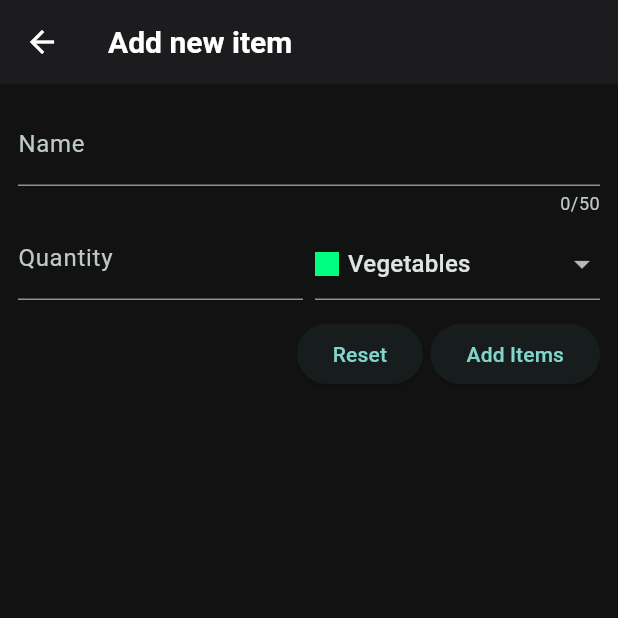
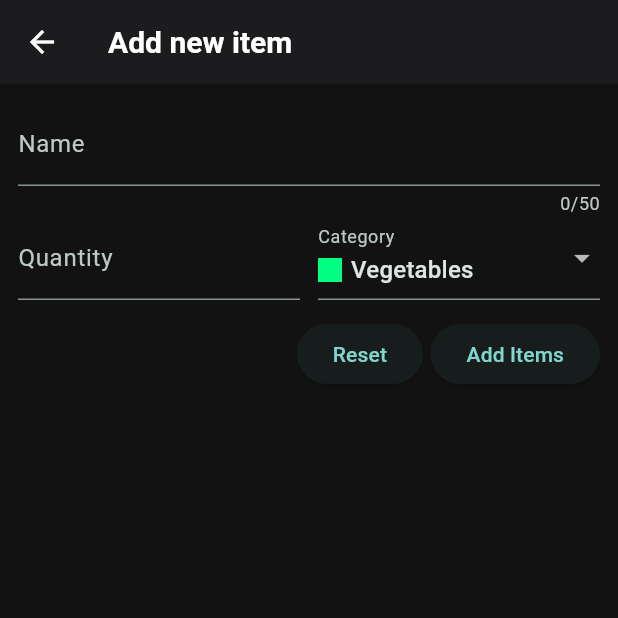
Before and after one commit to Shivansh1602/ShoppingList_app, a Flutter app: the screen it shows after launch, after a tap on the "add" icon, on a phone screen of 412 x 824 dp, the top half of it. Run offline on Flutter 3.47's test engine with Material 3 defaults, Android fonts, the phone set to English and light mode, and no system bars; network calls fail.

Commit message:
Built a functional grocery list app using Flutter + Firebase with real-time sync, error handling, and clean UI.

```diff
--- a/lib/widget/grocery_list.dart
+++ b/lib/widget/grocery_list.dart
@@ -1,6 +1,10 @@
+import 'dart:convert';
+
 import 'package:flutter/material.dart';
+import 'package:shopping_list_app/data/categories.dart';
 import 'package:shopping_list_app/models/grocery_item_model.dart';
 import 'package:shopping_list_app/widget/new_item.dart';
+import 'package:http/http.dart' as http;
 // main screen
 
 class GroceryList extends StatefulWidget {
@@ -11,38 +15,122 @@ class GroceryList extends StatefulWidget {
 }
 
 class _GroceryListState extends State<GroceryList> {
-  final List<GroceryItem> _groceryItems = [];
+   List<GroceryItem> _groceryItems = [];
+  var _isLoading=true;
+   String? _error;
+  @override
+  void initState() {
+    super.initState();
+    loadItems();
+  }
+
+  void loadItems() async {// method to fetch the data
+    final url = Uri.https(
+      'flutter-prep-5fe04-default-rtdb.firebaseio.com',
+      'shopping_list_app.json',
+    );
+
+    try{
+  final response = await http.get(url);
+   if(response.statusCode>=400)
+    {
+      setState(() {
+         _error='Failed to fetch data ...';
+      });
+
+    }
+
+
+    if(response.body=='null'){
+      setState(() {
+         _isLoading=false;
+      });
+
+      return;
+    }
+    final Map<String, dynamic> listData = json.decode(
+      response.body,
+    );
+    final List<GroceryItem> loadeditems = [];
+
+    for (final item in listData.entries) {
+      final category = categories.entries
+          .firstWhere(
+            (catItem) => catItem.value.title == item.value['category'],
+          )
+          .value;
+      loadeditems.add(
+        GroceryItem(
+          id: item.key,
+          name: item.value['name'],
+          quantity: item.value['quantity'],
+          category: category,
+        ),
+      );
+    }
+    setState(() {
+      _groceryItems=loadeditems;
+      _isLoading=false;
+    });
+    }catch(error){
+    setState(() {
+         _error='Something went wrong';
+      });
+
+    }
+
+
+
+
+  }
 
   void _additem() async {
-    final newItem = await Navigator.of(context).push<GroceryItem>(
+    final newItem=await Navigator.of(context).push<GroceryItem>(
       MaterialPageRoute(builder: (context) => const NewItem()),
     );
-    if (newItem == null) {
+    if(newItem==null){
       return;
     }
-
     setState(() {
       _groceryItems.add(newItem);
     });
   }
-  void _removeItem( GroceryItem item){
+
+  void _removeItem(GroceryItem item) async {
+  final url = Uri.https(
+    'flutter-prep-5fe04-default-rtdb.firebaseio.com',
+    'shopping_list_app/${item.id}.json',
+  );
+
+  final response = await http.delete(url);
+
+  if (response.statusCode >= 400) {
+    ScaffoldMessenger.of(context).showSnackBar(
+      const SnackBar(content: Text('Failed to delete item from backend.')),
+    );
+    return;
+  }
+
   setState(() {
     _groceryItems.remove(item);
   });
-  }
+}
+
 
   @override
   Widget build(BuildContext context) {
-    Widget content=const Center(child: Text('No items  added yet'),);
+    Widget content = const Center(child: Text('No items  added yet'));
 
-    if(_groceryItems.isNotEmpty){
-      content=ListView.builder(
+    if(_isLoading==true){
+      content=Center(child: CircularProgressIndicator(),);
+    }
+
+    if (_groceryItems.isNotEmpty) {
+      content = ListView.builder(
         itemCount: _groceryItems.length,
         itemBuilder: (context, index) => Dismissible(
-          onDismissed: (direction){
+          onDismissed: (direction) {
             _removeItem(_groceryItems[index]);
-
-
           },
           key: ValueKey(_groceryItems[index].id),
           child: ListTile(
@@ -56,7 +144,13 @@ class _GroceryListState extends State<GroceryList> {
           ),
         ),
       );
+
     }
+    if(_error!=null){
+           content =  Center(child: Text(_error!));
+
+    }
+
     return Scaffold(
       appBar: AppBar(
         title: const Text('Your Groceries'),
--- a/lib/widget/new_item.dart
+++ b/lib/widget/new_item.dart
@@ -1,61 +1,65 @@
 import 'dart:convert';
-
 import 'package:flutter/material.dart';
 import 'package:shopping_list_app/data/categories.dart';
 import 'package:shopping_list_app/models/category_model.dart';
 import 'package:shopping_list_app/models/grocery_item_model.dart';
-import 'package:http/http.dart'
-    as http; // basically as stores the bundle of package in an object ,name of our choice here which is given http it can be given any name
+import 'package:http/http.dart' as http;
 
 class NewItem extends StatefulWidget {
   const NewItem({super.key});
+
   @override
-  State<NewItem> createState() {
-    return _NewItem();
-  }
+  State<NewItem> createState() => _NewItem();
 }
 
 class _NewItem extends State<NewItem> {
   final formKey = GlobalKey<FormState>();
   var enteredName = '';
-  var enteredQuantity;
+  int? enteredQuantity;
+  var _selectedCategory = categories[Categories.vegetables]!;
+  var _isSending = false;
 
-  var _selectedCategory = categories[Categories.vegetables]!;
+  void _saveItem() async {
+    if (formKey.currentState!.validate()) {
+      formKey.currentState!.save();
+      setState(() {
+        _isSending = true;
+      });
 
-  void _saveItem() {
-    //validate is a method provided by the form widget which automtically which reach outs to all the form widgets inside of the form and executes its validator functions
-    if (formKey.currentState!.validate()) {
-      // as validate returns bool value we can pass it in if else condition and check if validations are correect only then the data will be saved
-      formKey.currentState!.save();
       final url = Uri.https(
         'flutter-prep-5fe04-default-rtdb.firebaseio.com',
         'shopping_list_app.json',
       );
-      http.post(
+
+      final response = await http.post(
         url,
         headers: {'Content-type': 'application/json'},
         body: json.encode({
           'name': enteredName,
           'quantity': enteredQuantity,
-          'category': _selectedCategory.title,// using only title to use it later as identifier for category ,
-        },
+          'category': _selectedCategory.title,
+        }),
+      );
+
+      final Map<String, dynamic> resData = json.decode(response.body);
+
+      if (!context.mounted) return;
+
+      Navigator.of(context).pop(
+        GroceryItem(
+          id: resData['name'],
+          name: enteredName,
+          quantity: enteredQuantity!,
+          category: _selectedCategory,
         ),
       );
-      // Navigator.of(context).pop(
-      //   GroceryItem(
-      //     id: DateTime.now.toString(),
-      //     name: enteredName,
-      //     quantity: enteredQuantity,
-      //     category: _selectedCategory,
-      //   ),
-      // );
     }
   }
 
   @override
   Widget build(BuildContext context) {
     return Scaffold(
-      appBar: AppBar(title: Text("Add new item")),
+      appBar: AppBar(title: const Text("Add new item")),
       body: Padding(
         padding: const EdgeInsets.all(12),
         child: Form(
@@ -64,7 +68,7 @@ class _NewItem extends State<NewItem> {
             children: [
               TextFormField(
                 maxLength: 50,
-                decoration: InputDecoration(label: Text('Name')),
+                decoration: const InputDecoration(labelText: 'Name'),
                 validator: (value) {
                   if (value == null ||
                       value.isEmpty ||
@@ -77,20 +81,21 @@ class _NewItem extends State<NewItem> {
                 onSaved: (value) {
                   enteredName = value!;
                 },
-              ), // instead of textfield() widget while dealing with forms
+              ),
               Row(
-                crossAxisAlignment: CrossAxisAlignment.end,
+                crossAxisAlignment: CrossAxisAlignment.start,
                 children: [
                   Expanded(
                     child: TextFormField(
                       keyboardType: TextInputType.number,
-                      decoration: InputDecoration(label: Text('Quantity')),
+                      decoration:
+                          const InputDecoration(labelText: 'Quantity'),
                       validator: (value) {
                         if (value == null ||
                             value.isEmpty ||
                             int.tryParse(value) == null ||
                             int.tryParse(value)! <= 0) {
-                          return 'Must be a valid, positive number';
+                          return 'Enter a valid positive no.';
                         }
                         return null;
                       },
@@ -99,30 +104,28 @@ class _NewItem extends State<NewItem> {
                       },
                     ),
                   ),
-                  SizedBox(width: 8),
+                  const SizedBox(width: 12),
                   Expanded(
-                    child: DropdownButtonFormField(
+                    child: DropdownButtonFormField<Category>(
                       value: _selectedCategory,
-
-                      items: [
-                        for (final category
-                            in categories
-                                .entries) //.entries is used to treat a map like a list
-                          DropdownMenuItem(
-                            value: category.value,
+                      decoration:
+                          const InputDecoration(labelText: 'Category'),
+                      items: categories.entries.map((entry) {
+                        return DropdownMenuItem(
+                          value: entry.value,
                           child: Row(
                             children: [
                               Container(
                                 width: 16,
                                 height: 16,
-                                  color: category.value.color,
+                                color: entry.value.color,
                               ),
-                                SizedBox(width: 6),
-                                Text(category.value.title),
+                              const SizedBox(width: 6),
+                              Text(entry.value.title),
                             ],
                           ),
-                          ),
-                      ],
+                        );
+                      }).toList(),
                       onChanged: (value) {
                         setState(() {
                           _selectedCategory = value!;
@@ -137,15 +140,23 @@ class _NewItem extends State<NewItem> {
                 mainAxisAlignment: MainAxisAlignment.end,
                 children: [
                   ElevatedButton(
-                    onPressed: () {
+                    onPressed: _isSending
+                        ? null
+                        : () {
                             formKey.currentState!.reset();
                           },
-                    child: Text('Reset'),
+                    child: const Text('Reset'),
                   ),
-                  SizedBox(width: 5),
+                  const SizedBox(width: 5),
                   ElevatedButton(
-                    onPressed: _saveItem,
-                    child: Text('Add Items'),
+                    onPressed: _isSending ? null : _saveItem,
+                    child: _isSending
+                        ? const SizedBox(
+                            height: 16,
+                            width: 16,
+                            child: CircularProgressIndicator(),
+                          )
+                        : const Text('Add Items'),
                   ),
                 ],
               ),
```
Lines whose indentation alone changed are shown as unchanged.
